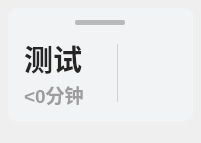
Old version of the form ui/default/widget-floating.ui in the repository RinLit-233-shiroko/Class-Widgets.
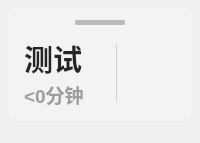
New version of the form. Custom widgets are drawn as their Qt base class.

Commit message: feature: add option to select hide method fix: floating window adjusts to text size

Patch:
```diff
--- a/ui/default/widget-floating.ui
+++ b/ui/default/widget-floating.ui
@@ -6,10 +6,16 @@
    <rect>
     <x>0</x>
     <y>0</y>
-    <width>201</width>
+    <width>200</width>
     <height>143</height>
    </rect>
   </property>
+  <property name="minimumSize">
+   <size>
+    <width>200</width>
+    <height>0</height>
+   </size>
+  </property>
   <property name="windowTitle">
    <string>Form</string>
   </property>
```
The commit also changes 7 other files.
